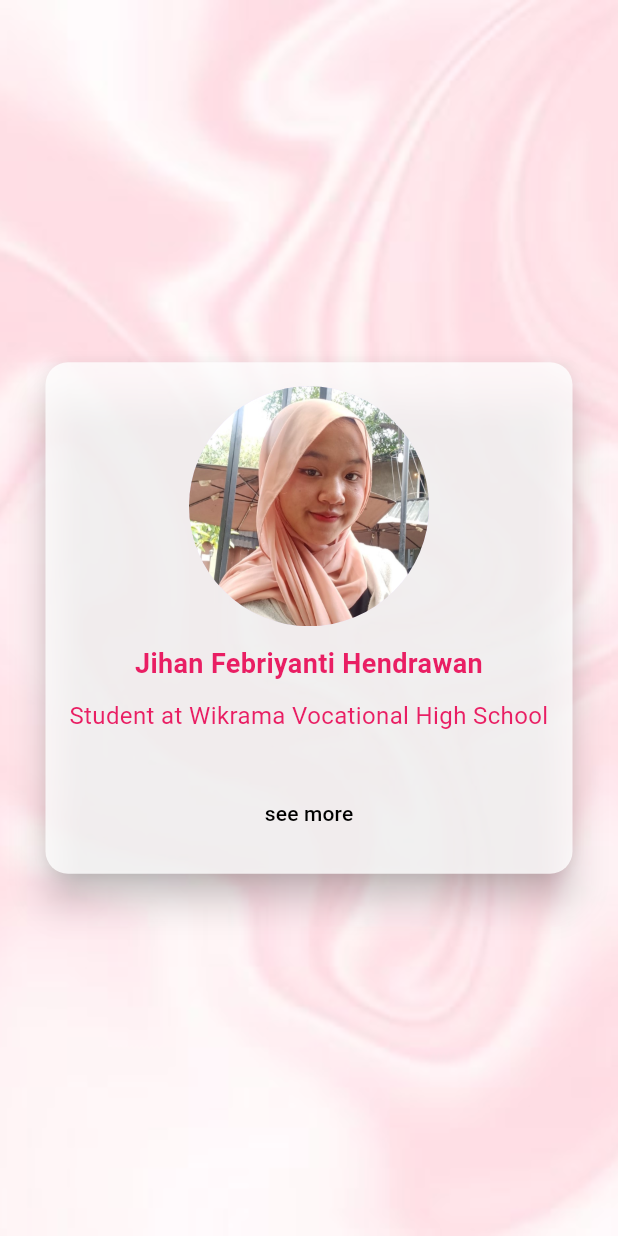
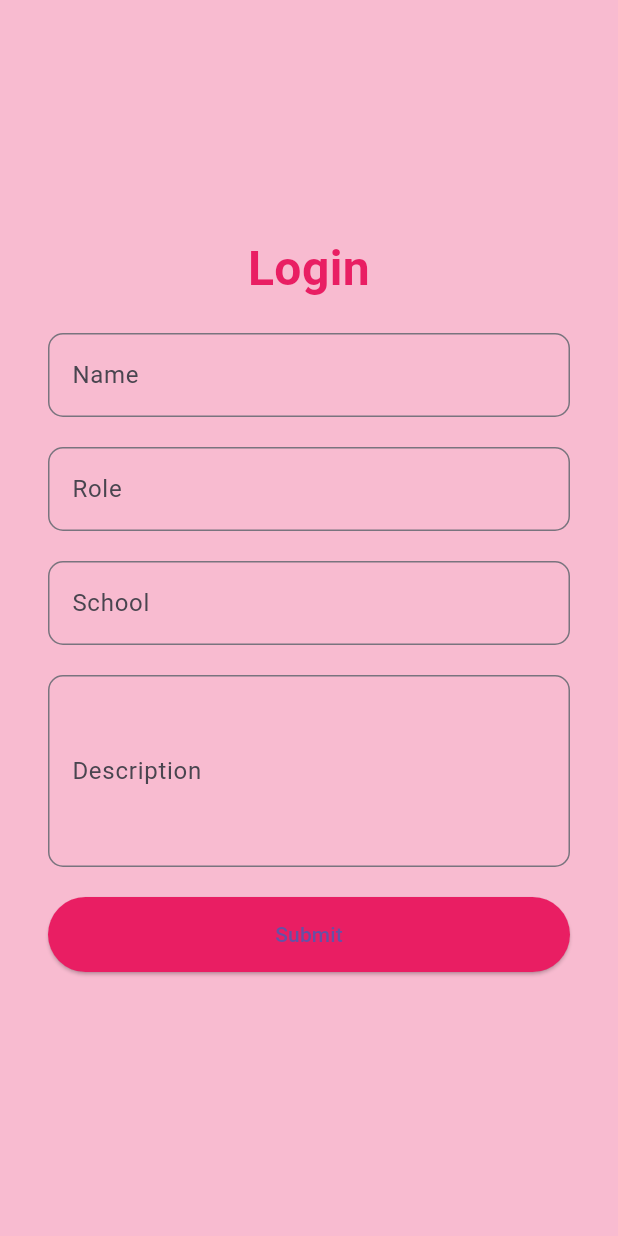
Before and after one commit to jihanfebry/Flutter_ProfileDiri, a Flutter app: the screen it shows after launch, on a phone screen of 412 x 824 dp. Run offline on Flutter 3.47's test engine with Material 3 defaults, Android fonts, the phone set to English and light mode, and no system bars.

Commit message:
profile_diri_update

```diff
--- a/lib/main.dart
+++ b/lib/main.dart
@@ -1,93 +1,116 @@
 import 'package:flutter/material.dart';
-import 'Page2.dart';
+import 'dashboard.dart'; // Mengimpor halaman dashboard
 
 void main() => runApp(MaterialApp(
       debugShowCheckedModeBanner: false,
-      home: home(),
+      home: const LoginPage(), // Halaman awal adalah LoginPage
     ));
 
-class home extends StatelessWidget {
-  const home({Key? key}) : super(key: key);
+class LoginPage extends StatelessWidget {
+  const LoginPage({Key? key}) : super(key: key);
 
   @override
   Widget build(BuildContext context) {
+    // Controller untuk mengelola data TextField
+    final TextEditingController nameController = TextEditingController();
+    final TextEditingController roleController = TextEditingController();
+    final TextEditingController schoolController = TextEditingController();
+    final TextEditingController descriptionController = TextEditingController();
+
     return Scaffold(
       body: Container(
-        width: MediaQuery.of(context).size.width,
-        height: MediaQuery.of(context).size.height,
-        decoration: const BoxDecoration(
-          image: DecorationImage(
-            image: AssetImage('assets/images/background.jpeg'),
-            fit: BoxFit.cover,
-          ),
-        ),
-        child: Stack(
-          alignment: Alignment.center,
-          children: <Widget>[
-            Container(
-              width: MediaQuery.of(context).size.width, // Sesuai dengan lebar layar
-              height: MediaQuery.of(context).size.height * 0.5, // Setengah dari tinggi layar
-              alignment: Alignment.center,
-              child: Card(
-                shape: RoundedRectangleBorder(
-                  borderRadius: BorderRadius.circular(15.0), // Membuat sudut membulat
-                ),
-                elevation: 10, // Ketebalan bayangan
-                color: Colors.white.withOpacity(0.8), // Warna semi-transparan
-                margin: const EdgeInsets.symmetric(horizontal: 30.0), // Margin sama seperti di Page2
-                child: Padding(
-                  padding: const EdgeInsets.all(16.0), // Padding yang sama
+        color: Colors.pink[100], // Warna latar belakang layar penuh
+        padding: const EdgeInsets.symmetric(horizontal: 32.0),
+        child: Center(
+          child: SingleChildScrollView( // Menambahkan ScrollView agar bisa menggulung saat keyboard muncul
             child: Column(
               mainAxisAlignment: MainAxisAlignment.center,
-                    mainAxisSize: MainAxisSize.min, // Mengatur ukuran berdasarkan isi
-                    children: <Widget>[
-                      const CircleAvatar(
-                        radius: 80.0, // Ukuran avatar tetap
-                        backgroundImage: AssetImage('assets/images/zilly.jpg'),
-                      ),
-                      const SizedBox(height: 12),
+              crossAxisAlignment: CrossAxisAlignment.stretch,
+              children: [
                 const Text(
-                        "Jihan Febriyanti Hendrawan",
+                  'Login',
                   textAlign: TextAlign.center,
                   style: TextStyle(
-                          fontSize: 18.0, // Ukuran teks sama dengan judul di Page2
+                    fontSize: 32.0,
                     fontWeight: FontWeight.bold,
                     color: Colors.pink,
                   ),
                 ),
-                      const SizedBox(height: 10), // Jarak yang sama
-                      const Text(
-                        "Student at Wikrama Vocational High School",
-                        textAlign: TextAlign.center,
-                        style: TextStyle(
-                          fontSize: 16.0, // Ukuran teks sama dengan subtitle di Page2
-                          color: Colors.pink, // Warna teks sama
-                        ),
-                      ),
-                      const SizedBox(height: 30), // Jarak yang sama
-                      TextButton(
-                        onPressed: () {
-                          Navigator.push(
-                            context,
-                            MaterialPageRoute(builder: (context) => Page2()),
-                          );
-                        },
-                        child: const Text(
-                          'see more',
-                          style: TextStyle(
-                            color: Colors.black,
-                            fontSize: 14,
+                const SizedBox(height: 20),
+                TextField(
+                  controller: nameController,
+                  decoration: InputDecoration(
+                    labelText: 'Name', // Mengubah label menjadi Name
+                    border: OutlineInputBorder(
+                      borderRadius: BorderRadius.circular(10.0),
                     ),
                   ),
                 ),
+                const SizedBox(height: 20),
+                TextField(
+                  controller: roleController,
+                  decoration: InputDecoration(
+                    labelText: 'Role', // Label tetap Role
+                    border: OutlineInputBorder(
+                      borderRadius: BorderRadius.circular(10.0),
+                    ),
+                  ),
+                ),
+                const SizedBox(height: 20),
+                TextField(
+                  controller: schoolController,
+                  decoration: InputDecoration(
+                    labelText: 'School', // Mengubah label menjadi School
+                    border: OutlineInputBorder(
+                      borderRadius: BorderRadius.circular(10.0),
+                    ),
+                  ),
+                ),
+                const SizedBox(height: 20),
+                TextField(
+                  controller: descriptionController,
+                  maxLines: 4, // Menambah tinggi kolom deskripsi
+                  decoration: InputDecoration(
+                    labelText: 'Description', // Mengubah label menjadi Description
+                    border: OutlineInputBorder(
+                      borderRadius: BorderRadius.circular(10.0),
+                    ),
+                  ),
+                ),
+                const SizedBox(height: 20),
+                ElevatedButton(
+                  onPressed: () {
+                    // Mengambil data dari TextField
+                    final String name = nameController.text;
+                    final String role = roleController.text;
+                    final String school = schoolController.text;
+                    final String description = descriptionController.text;
+
+                    // Navigasi ke halaman Home dengan mengirimkan data
+                    Navigator.pushReplacement(
+                      context,
+                      MaterialPageRoute(
+                        builder: (context) => Home(
+                          name: name,
+                          role: role,
+                          school: school,
+                          description: description,
+                        ),
+                      ),
+                    );
+                  },
+                  child: const Text('Submit'),
+                  style: ElevatedButton.styleFrom(
+                    minimumSize: const Size(double.infinity, 50), // Tombol lebar penuh
+                    backgroundColor: Colors.pink, // Warna tombol
+                  ),
+                ),
+                const SizedBox(height: 20),
               ],
             ),
           ),
         ),
       ),
-          ],
-        ),
-      ),
     );
   }
 }
--- a/pubspec.yaml
+++ b/pubspec.yaml
@@ -62,6 +62,7 @@ flutter:
   assets:
     - assets/images/background.jpeg
     - assets/images/zilly.jpg
+    - assets/images/loginBackground.png
 
   # An image asset can refer to one or more resolution-specific "variants", see
   # https://flutter.dev/to/resolution-aware-images
```
Also changed, not shown: lib/dashboard.dart (added, +132 -0 lines), assets/images/loginBackground.png (added), 2 other files. Lines whose indentation alone changed are shown as unchanged.
